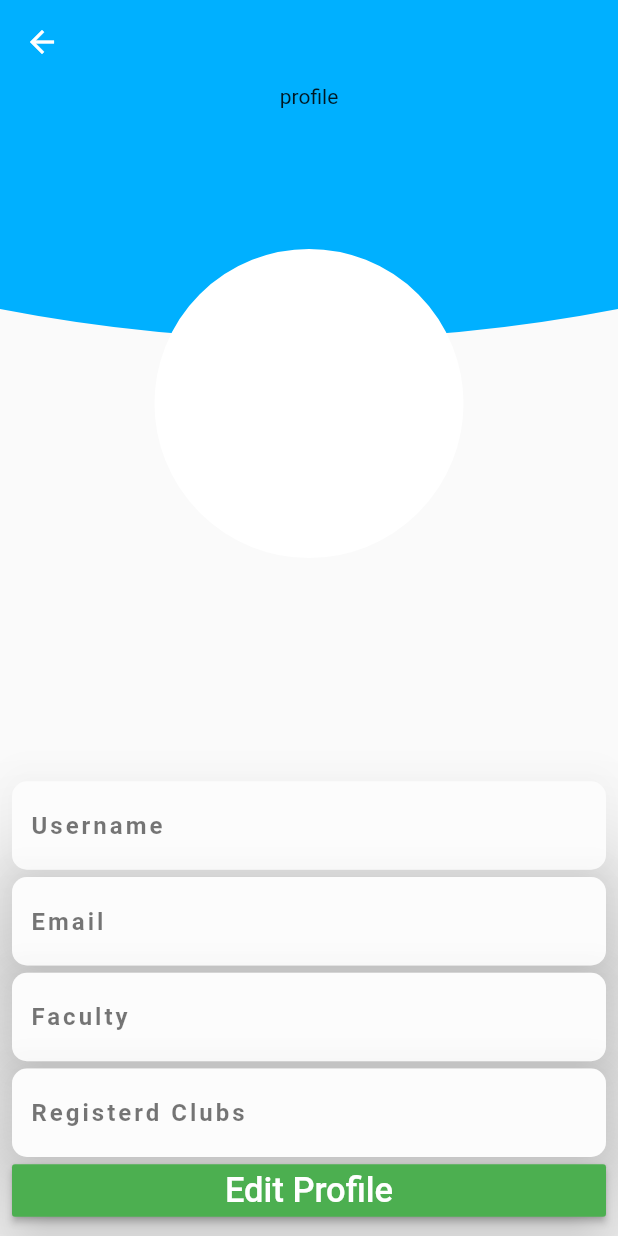
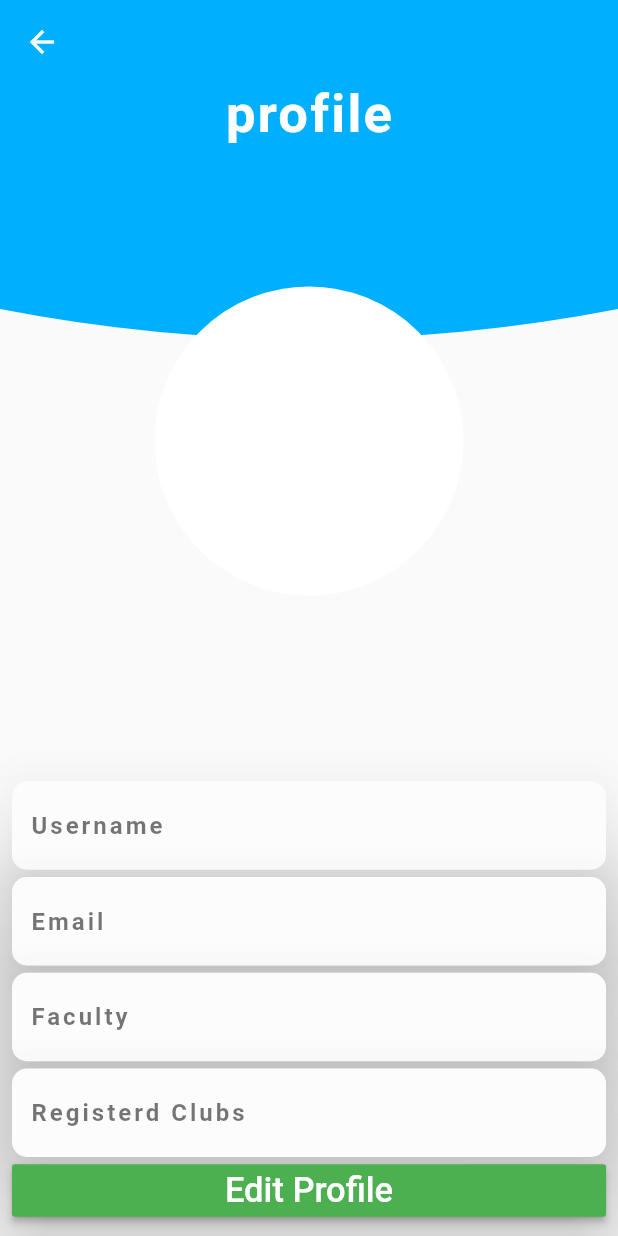
Before and after one commit to SrilalS/MAD_Project, a Flutter app: the Viewprofile screen opened directly, on a phone screen of 412 x 824 dp. Run offline on Flutter 3.47's test engine with Material 2 defaults, Android fonts, the phone set to English and light mode, and no system bars; our stand-ins replace cached_network_image, cloud_firestore, dio, firebase_auth, firebase_core, firebase_storage and 3 more; missing offline and left inert: firebase_auth_oauth, onesignal_flutter; accounts and stored records are empty.

Commit message:
Update Viewprofile.dart

```diff
--- a/lib/UI/Viewprofile.dart
+++ b/lib/UI/Viewprofile.dart
@@ -100,9 +100,12 @@ class Viewprofile extends StatelessWidget {
             children: [
               Padding(
                 padding: EdgeInsets.all(0),
-                child: Text(
-                  "profile",
-                ),
+                child: Text("profile",
+                    style: TextStyle(
+                        fontSize: 35,
+                        letterSpacing: 1.5,
+                        color: Colors.white,
+                        fontWeight: FontWeight.w600)),
               ),
               Container(
                 padding: EdgeInsets.all(10.0),
```
